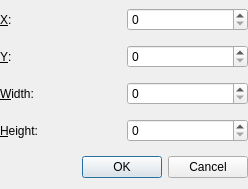
First picture: the form in lib/cropsidebar.ui, repository KDE/gwenview, before the edit.
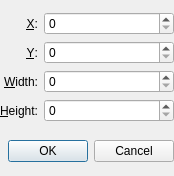
Second picture: the form after the edit.

Commit message: HIG compliant label alignment.

```diff
--- a/lib/cropsidebar.ui
+++ b/lib/cropsidebar.ui
@@ -5,25 +5,121 @@
    <rect>
     <x>0</x>
     <y>0</y>
-    <width>248</width>
-    <height>189</height>
+    <width>174</width>
+    <height>176</height>
    </rect>
   </property>
-  <layout class="QGridLayout" >
-   <property name="margin" >
+  <layout class="QVBoxLayout" >
+   <property name="leftMargin" >
     <number>0</number>
    </property>
-   <property name="spacing" >
-    <number>6</number>
+   <property name="topMargin" >
+    <number>0</number>
    </property>
-   <item row="4" column="0" colspan="2" >
+   <property name="rightMargin" >
+    <number>0</number>
+   </property>
+   <property name="bottomMargin" >
+    <number>0</number>
+   </property>
+   <item>
+    <layout class="QGridLayout" >
+     <item row="0" column="0" >
+      <widget class="QLabel" name="label" >
+       <property name="sizePolicy" >
+        <sizepolicy vsizetype="Preferred" hsizetype="Preferred" >
+         <horstretch>0</horstretch>
+         <verstretch>0</verstretch>
+        </sizepolicy>
+       </property>
+       <property name="text" >
+        <string>&amp;X:</string>
+       </property>
+       <property name="alignment" >
+        <set>Qt::AlignRight|Qt::AlignTrailing|Qt::AlignVCenter</set>
+       </property>
+       <property name="buddy" >
+        <cstring>leftSpinBox</cstring>
+       </property>
+      </widget>
+     </item>
+     <item row="0" column="1" >
+      <widget class="QSpinBox" name="leftSpinBox" >
+       <property name="sizePolicy" >
+        <sizepolicy vsizetype="Fixed" hsizetype="Expanding" >
+         <horstretch>0</horstretch>
+         <verstretch>0</verstretch>
+        </sizepolicy>
+       </property>
+      </widget>
+     </item>
+     <item row="1" column="0" >
+      <widget class="QLabel" name="label_2" >
+       <property name="text" >
+        <string>&amp;Y:</string>
+       </property>
+       <property name="alignment" >
+        <set>Qt::AlignRight|Qt::AlignTrailing|Qt::AlignVCenter</set>
+       </property>
+       <property name="buddy" >
+        <cstring>topSpinBox</cstring>
+       </property>
+      </widget>
+     </item>
+     <item row="1" column="1" >
+      <widget class="QSpinBox" name="topSpinBox" />
+     </item>
+     <item row="2" column="0" >
+      <widget class="QLabel" name="label_3" >
+       <property name="text" >
+        <string>&amp;Width:</string>
+       </property>
+       <property name="alignment" >
+        <set>Qt::AlignRight|Qt::AlignTrailing|Qt::AlignVCenter</set>
+       </property>
+       <property name="buddy" >
+        <cstring>widthSpinBox</cstring>
+       </property>
+      </widget>
+     </item>
+     <item row="2" column="1" >
+      <widget class="QSpinBox" name="widthSpinBox" />
+     </item>
+     <item row="3" column="0" >
+      <widget class="QLabel" name="label_4" >
+       <property name="text" >
+        <string>&amp;Height:</string>
+       </property>
+       <property name="alignment" >
+        <set>Qt::AlignRight|Qt::AlignTrailing|Qt::AlignVCenter</set>
+       </property>
+       <property name="buddy" >
+        <cstring>heightSpinBox</cstring>
+       </property>
+      </widget>
+     </item>
+     <item row="3" column="1" >
+      <widget class="QSpinBox" name="heightSpinBox" />
+     </item>
+    </layout>
+   </item>
+   <item>
     <layout class="QHBoxLayout" >
-     <property name="margin" >
-      <number>0</number>
-     </property>
      <property name="spacing" >
       <number>6</number>
      </property>
+     <property name="leftMargin" >
+      <number>0</number>
+     </property>
+     <property name="topMargin" >
+      <number>0</number>
+     </property>
+     <property name="rightMargin" >
+      <number>0</number>
+     </property>
+     <property name="bottomMargin" >
+      <number>0</number>
+     </property>
      <item>
       <spacer>
        <property name="orientation" >
@@ -49,58 +145,6 @@
      </item>
     </layout>
    </item>
-   <item row="0" column="1" >
-    <widget class="QSpinBox" name="leftSpinBox" />
-   </item>
-   <item row="1" column="1" >
-    <widget class="QSpinBox" name="topSpinBox" />
-   </item>
-   <item row="2" column="1" >
-    <widget class="QSpinBox" name="widthSpinBox" />
-   </item>
-   <item row="3" column="0" >
-    <widget class="QLabel" name="label_4" >
-     <property name="text" >
-      <string>&amp;Height:</string>
-     </property>
-     <property name="buddy" >
-      <cstring>heightSpinBox</cstring>
-     </property>
-    </widget>
-   </item>
-   <item row="3" column="1" >
-    <widget class="QSpinBox" name="heightSpinBox" />
-   </item>
-   <item row="1" column="0" >
-    <widget class="QLabel" name="label_2" >
-     <property name="text" >
-      <string>&amp;Y:</string>
-     </property>
-     <property name="buddy" >
-      <cstring>topSpinBox</cstring>
-     </property>
-    </widget>
-   </item>
-   <item row="2" column="0" >
-    <widget class="QLabel" name="label_3" >
-     <property name="text" >
-      <string>&amp;Width:</string>
-     </property>
-     <property name="buddy" >
-      <cstring>widthSpinBox</cstring>
-     </property>
-    </widget>
-   </item>
-   <item row="0" column="0" >
-    <widget class="QLabel" name="label" >
-     <property name="text" >
-      <string>&amp;X:</string>
-     </property>
-     <property name="buddy" >
-      <cstring>leftSpinBox</cstring>
-     </property>
-    </widget>
-   </item>
   </layout>
  </widget>
  <tabstops>
```
